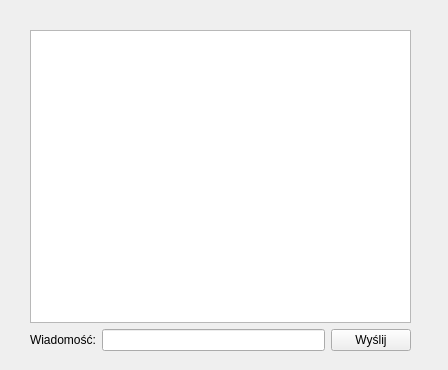
Old version of the form chatclientwidget.ui in the repository Rafdab1/chat_client_projekt.
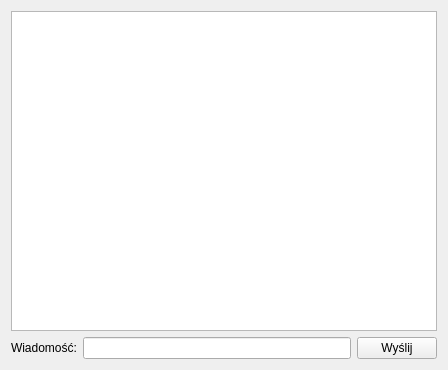
New version of the form.

```diff
--- a/chatclientwidget.ui
+++ b/chatclientwidget.ui
@@ -13,15 +13,8 @@
   <property name="windowTitle">
    <string>Form</string>
   </property>
-  <widget class="QWidget" name="">
-   <property name="geometry">
-    <rect>
-     <x>30</x>
-     <y>30</y>
-     <width>381</width>
-     <height>321</height>
-    </rect>
-   </property>
+  <layout class="QVBoxLayout" name="verticalLayout_2">
+   <item>
    <layout class="QVBoxLayout" name="verticalLayout">
     <item>
      <widget class="QListWidget" name="listWidget"/>
@@ -48,7 +41,8 @@
      </layout>
     </item>
    </layout>
-  </widget>
+   </item>
+  </layout>
  </widget>
  <resources/>
  <connections/>
```
Lines whose indentation alone changed are shown as unchanged.
